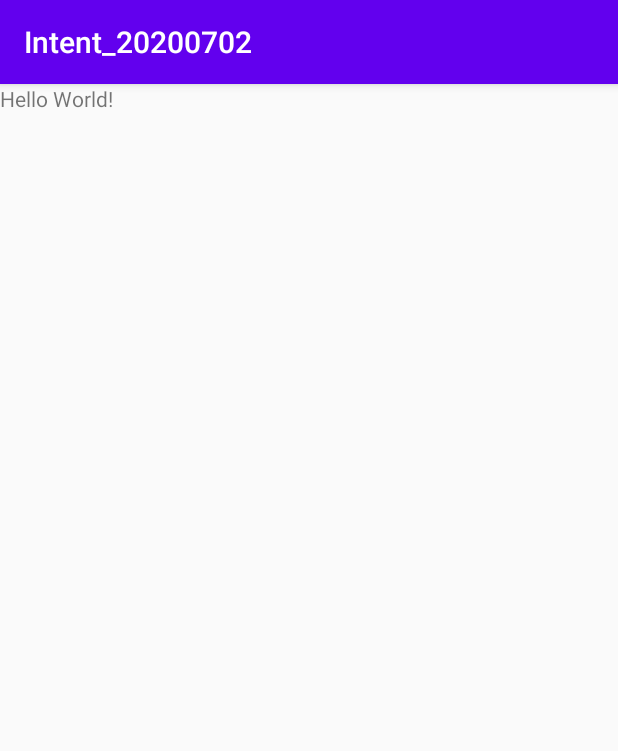
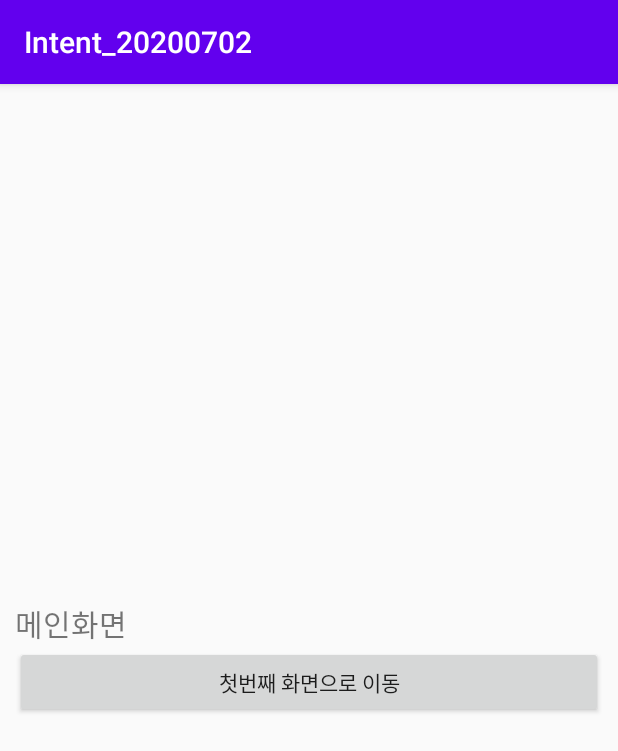
Before and after one commit to Jacob760531/Intent_20200702, an Android app: the screen it shows after launch (MainActivity), on a phone screen of 412 x 824 dp. Shown: the top 751 px of the screen. Run offline under Robolectric (Android 15) with nearby library versions, the phone set to English and light mode, and no system bars.

Commit message:
인텐트 연습 화면 그리기

```diff
--- a/app/src/main/res/layout/activity_main.xml
+++ b/app/src/main/res/layout/activity_main.xml
@@ -5,15 +5,21 @@
     android:layout_width="match_parent"
     android:layout_height="match_parent"
     android:orientation="vertical"
+    android:gravity="center"
+    android:padding="10dp"
     tools:context=".MainActivity">
 
     <TextView
-        android:layout_width="wrap_content"
+        android:layout_width="match_parent"
         android:layout_height="wrap_content"
-        android:text="Hello World!"
-        app:layout_constraintBottom_toBottomOf="parent"
-        app:layout_constraintLeft_toLeftOf="parent"
-        app:layout_constraintRight_toRightOf="parent"
-        app:layout_constraintTop_toTopOf="parent" />
+        android:text="메인화면"
+        android:textSize="20sp"/>
+
+    <Button
+        android:id="@+id/moveToFirstBtn"
+        android:layout_width="match_parent"
+        android:layout_height="wrap_content"
+        android:text="첫번째 화면으로 이동" />
+
 
 </LinearLayout>
```
Also changed, not shown: app/src/main/res/layout/activity_first.xml (+15 -0 lines).
